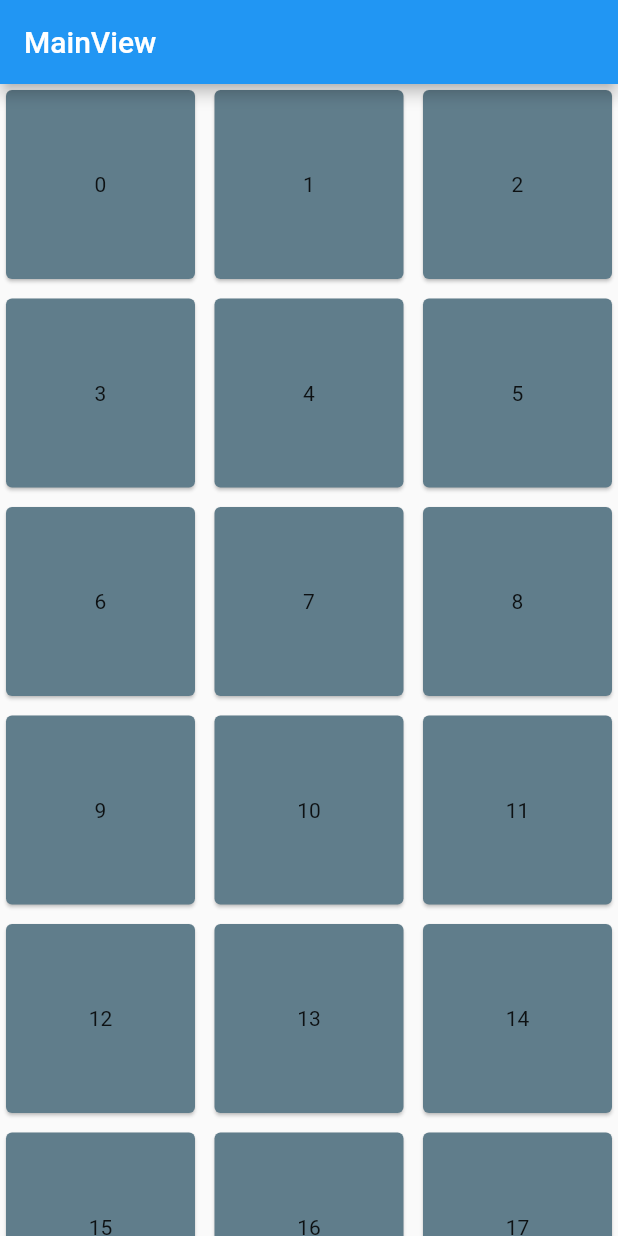
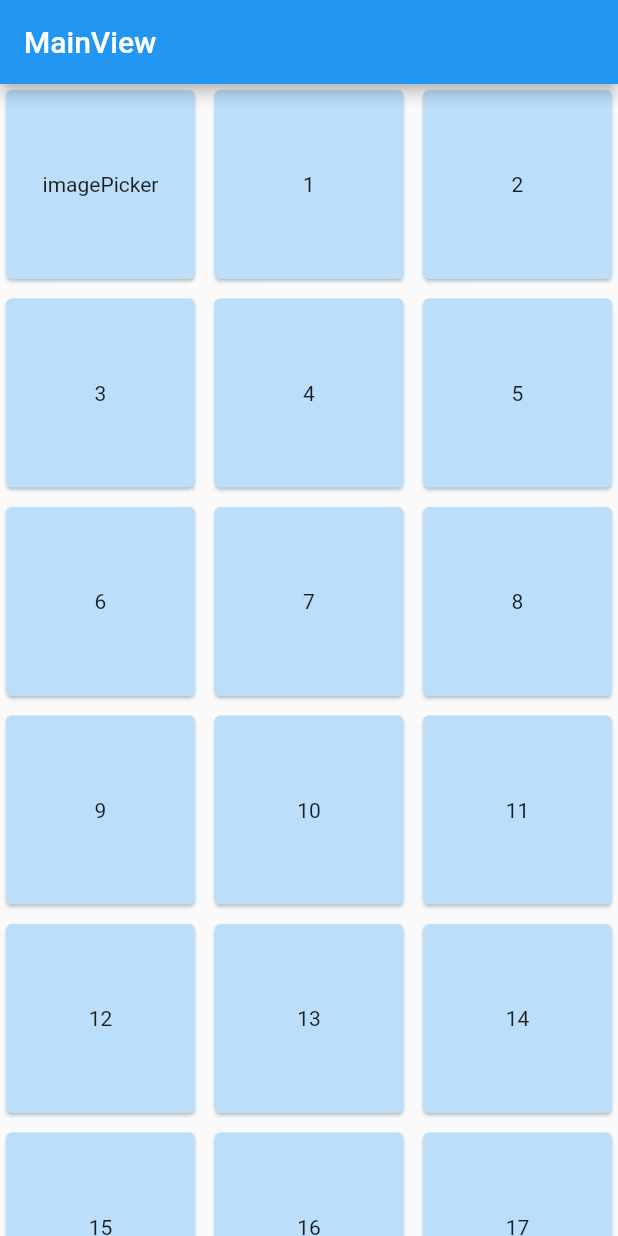
Before and after one commit to zhongkai886/account_note, a Flutter app: the screen it shows after launch, on a phone screen of 412 x 824 dp. Run offline on Flutter 3.47's test engine with Material 2 defaults, Android fonts, the phone set to English and light mode, and no system bars; our stand-ins replace hive, hive_flutter, image_picker; accounts and stored records are empty.

Commit message:
it day04路由畫面以及切換頁面

```diff
--- a/lib/main_view.dart
+++ b/lib/main_view.dart
@@ -24,19 +24,29 @@ class _MainViewState extends State<MainView> {
             crossAxisSpacing: 5,
           ),
           itemCount: 100,
-          itemBuilder: ((context, index) => GestureDetector(
+          itemBuilder: ((context, index) {
+            late String _title;
+            switch (index) {
+              case 0:
+                _title = MyApp.IMAGEPICKER.replaceFirst('/', '');
+                break;
+              default:
+                _title = index.toString();
+            }
+            return GestureDetector(
               onTap: () {
-                  if (index == 1) {
+                if (index == 0) {
                   Navigator.pushNamed(context, MyApp.IMAGEPICKER);
                 }
               },
               child: Card(
-                  color: Colors.blueGrey,
+                color: Colors.blue[100],
                 child: Center(
-                    child: Text('$index'),
+                  child: index == 0 ? Text(_title) : Text('$index'),
                 ),
               ),
-              )),
+            );
+          }),
         ),
       ),
     );
```
Also changed, not shown: lib/image_picker_page.dart (+14 -2 lines). Lines whose indentation alone changed are shown as unchanged.
